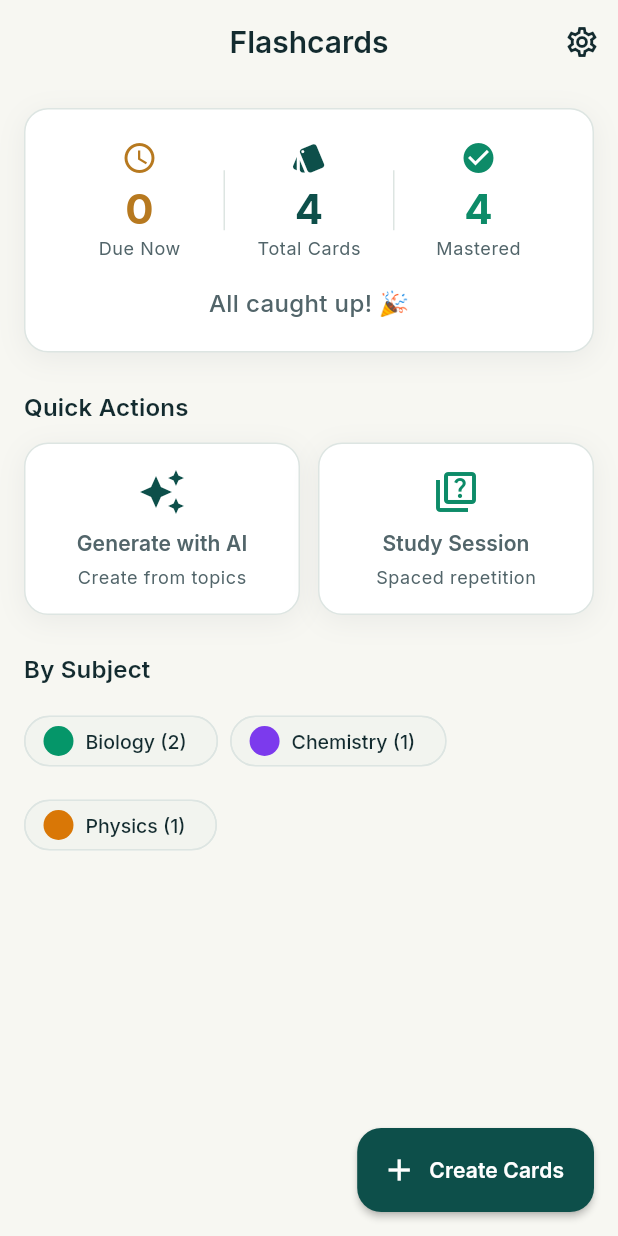
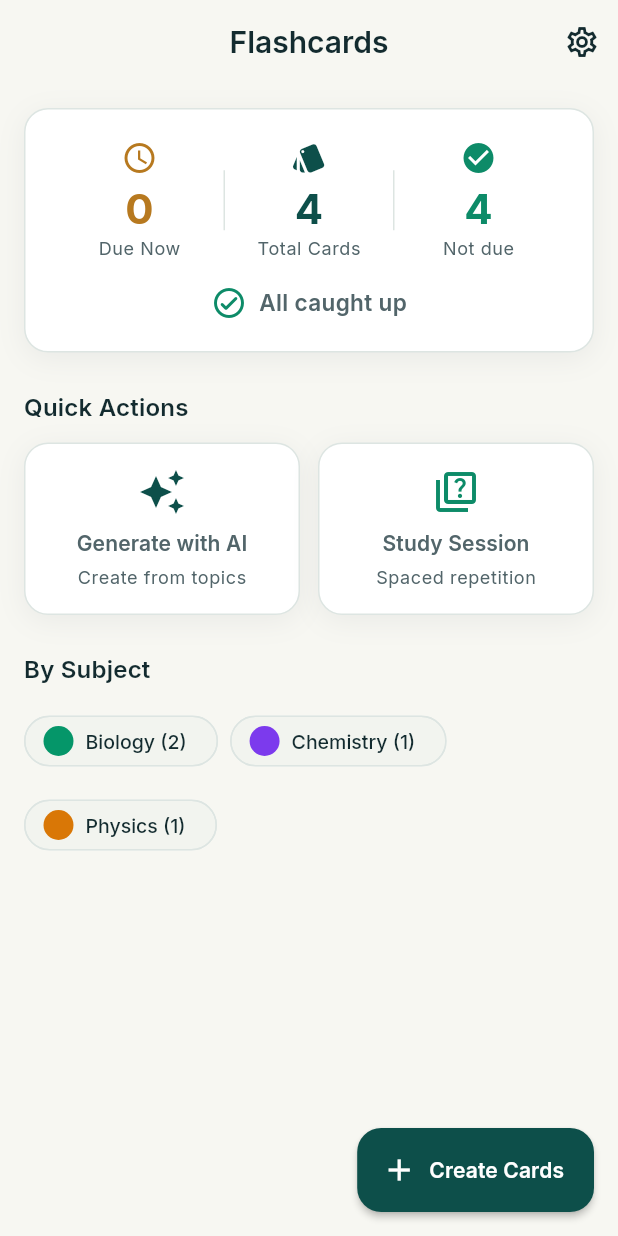
Before and after one commit to AnkarIIT/Mitosis, a Flutter app: the FlashcardDashboardScreen screen opened by its route, on a phone screen of 412 x 824 dp. Run offline on Flutter 3.47's test engine with Material 3 defaults, Android fonts, the light colour scheme and no system bars; our stand-ins replace confetti, drift, file_picker, fl_chart, flutter_animate, flutter_dotenv and 17 more; missing offline and left inert: syncfusion_flutter_pdf, syncfusion_flutter_pdfviewer, tflite_flutter; accounts and stored records are empty; generated files the repository leaves out were written again.

Commit message:
chore: update lib/features/flashcards/flashcard_dashboard_screen.dart

```diff
--- a/lib/features/flashcards/flashcard_dashboard_screen.dart
+++ b/lib/features/flashcards/flashcard_dashboard_screen.dart
@@ -19,6 +19,7 @@
     final allFlashcards = ref.watch(flashcardsProvider);
 
     return Scaffold(
+      backgroundColor: AdaptiveColors.background(context),
       appBar: AppBar(
         title: const Text('Flashcards'),
         centerTitle: true,
@@ -93,7 +94,7 @@
                     ),
                     Expanded(
                       child: _StatItem(
-                        label: 'Mastered',
+                        label: 'Not due',
                         value: '${totalCount - dueCount}',
                         color: AppColors.success,
                         icon: Icons.check_circle,
@@ -110,13 +111,23 @@
                   ),
                 ] else ...[
                   const SizedBox(height: 16),
-                  Text(
-                    'All caught up! 🎉',
-                    style: TextStyle(
-                      fontSize: 16,
-                      fontWeight: FontWeight.w500,
-                      color: AdaptiveColors.textSecondary(context),
-                    ),
+                  Row(
+                    mainAxisAlignment: MainAxisAlignment.center,
+                    children: [
+                      Icon(
+                        Icons.check_circle_outline_rounded,
+                        color: AdaptiveColors.success(context),
+                      ),
+                      const SizedBox(width: 8),
+                      Text(
+                        'All caught up',
+                        style: TextStyle(
+                          fontSize: 15,
+                          fontWeight: FontWeight.w600,
+                          color: AdaptiveColors.textSecondary(context),
+                        ),
+                      ),
+                    ],
                   ),
                 ],
               ],
```
